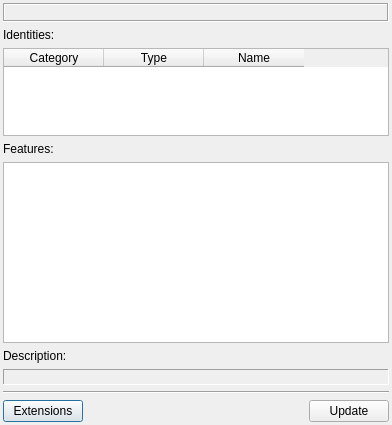
Qt form trunk/src/plugins/servicediscovery/discoinfowindow.ui (vacuum-im/vacuum-im) before a commit.
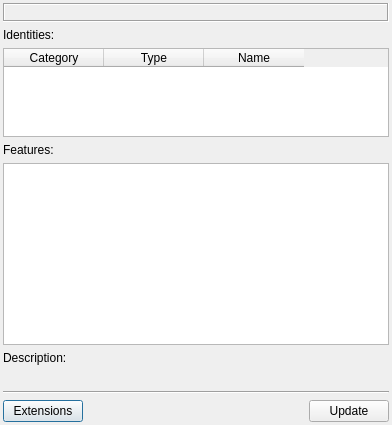
The same form after that commit.

Commit message: Небольшие доработки в коде и дизайне окна IDiscoInfoWindow

```diff
--- a/trunk/src/plugins/servicediscovery/discoinfowindow.ui
+++ b/trunk/src/plugins/servicediscovery/discoinfowindow.ui
@@ -73,6 +73,12 @@
      <property name="selectionBehavior" >
       <enum>QAbstractItemView::SelectRows</enum>
      </property>
+     <attribute name="verticalHeaderVisible">
+      <bool>false</bool>
+     </attribute>
+     <attribute name="verticalHeaderVisible">
+      <bool>false</bool>
+     </attribute>
      <column>
       <property name="text" >
        <string>Category</string>
@@ -124,12 +130,12 @@
     </widget>
    </item>
    <item>
-    <widget class="QLabel" name="lblFeatureDesc" >
-     <property name="frameShape" >
-      <enum>QFrame::Panel</enum>
+    <widget class="QLabel" name="lblFeatureDesc">
+     <property name="textFormat">
+      <enum>Qt::PlainText</enum>
      </property>
-     <property name="frameShadow" >
-      <enum>QFrame::Sunken</enum>
+     <property name="alignment">
+      <set>Qt::AlignLeading|Qt::AlignLeft|Qt::AlignTop</set>
      </property>
      <property name="wordWrap" >
       <bool>true</bool>
@@ -176,7 +182,7 @@
    </item>
   </layout>
  </widget>
- <layoutdefault spacing="6" margin="11" />
+ <layoutdefault spacing="6" margin="11"/>
  <resources/>
  <connections/>
 </ui>
```
Left out of the diff: 91 changed lines with no effect on the pictures. The commit also changes 1 other file.
